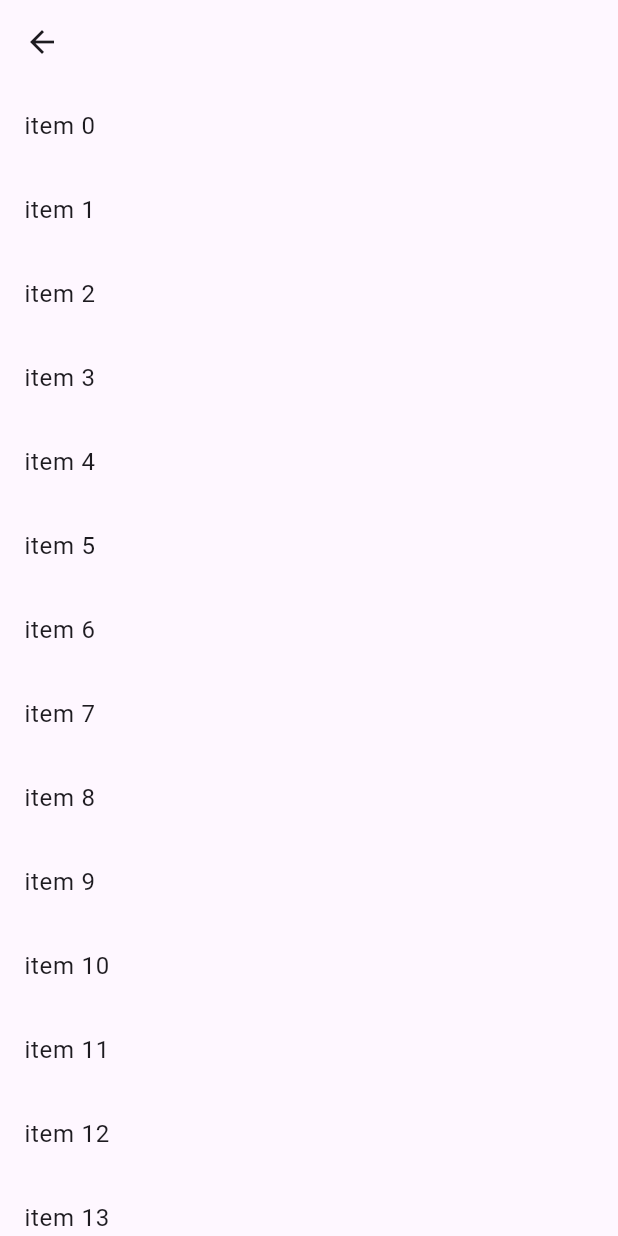
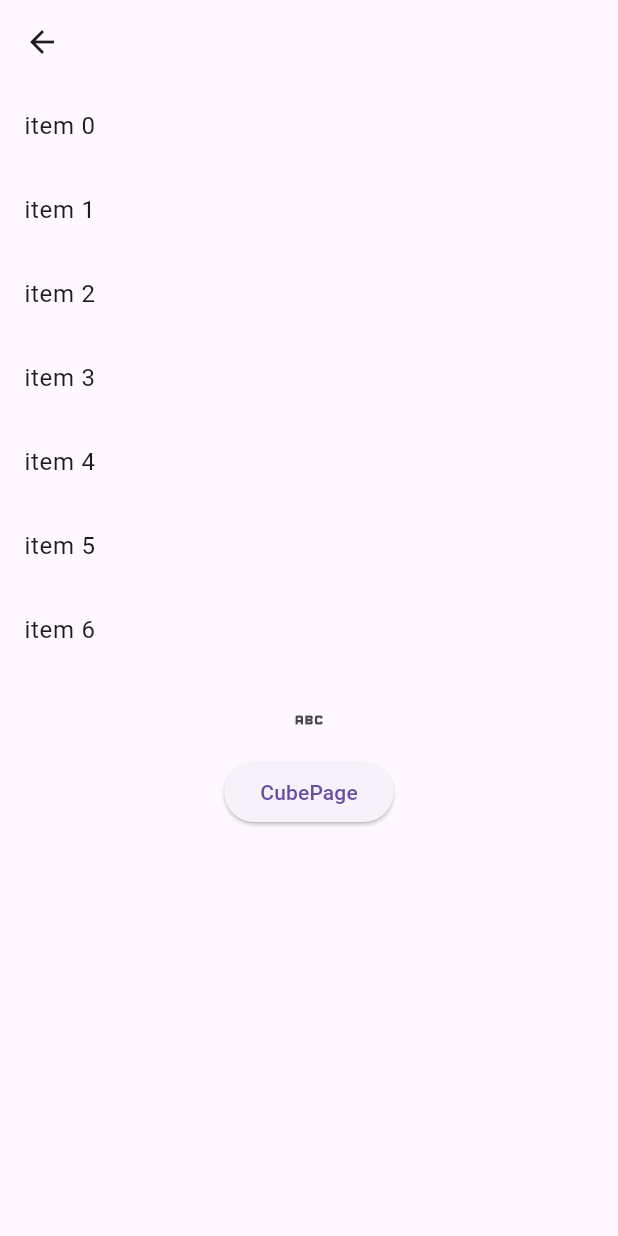
Before and after one commit to VinicioSantosOliveira/masterclass, a Flutter app: the Miscelania screen opened by its route, on a phone screen of 412 x 824 dp. Run offline on Flutter 3.47's test engine with Material 3 defaults, Android fonts, the phone set to English and light mode, and no system bars.

Commit message:
learn flutter

```diff
--- a/lib/aula_miscelania.dart
+++ b/lib/aula_miscelania.dart
@@ -7,7 +7,11 @@ class Miscelania extends StatelessWidget {
   Widget build(BuildContext context) {
     return Scaffold(
       appBar: AppBar(),
-      body: ListView.builder(
+      body: Column(
+        children: [
+          SizedBox(
+            height: 400,
+            child: ListView.builder(
               itemCount: 100,
               itemBuilder: (context, index) {
                 return ListTile(
@@ -15,6 +19,21 @@ class Miscelania extends StatelessWidget {
                 );
               },
             ),
+          ),
+          IconButton(
+            onPressed: () {
+              Navigator.of(context).pop('retornou');
+            },
+            icon: const Icon(Icons.abc_outlined),
+          ),
+          ElevatedButton(
+            onPressed: () {
+              Navigator.of(context).pushNamed('/cube');
+            },
+            child: const Text('CubePage'),
+          ),
+        ],
+      ),
     );
   }
 }
--- a/lib/my_app.dart
+++ b/lib/my_app.dart
@@ -1,5 +1,6 @@
 import 'package:flutter/material.dart';
 import 'package:masterclass/aula_miscelania.dart';
+import 'package:masterclass/cube_page.dart';
 import 'home_page.dart';
 
 class MyApp extends StatelessWidget {
@@ -8,10 +9,11 @@ class MyApp extends StatelessWidget {
   @override
   Widget build(BuildContext context) {
     return MaterialApp(
-      initialRoute: '/',
+      //initialRoute: '/',
       routes: {
         '/': (context) => const HomePage(),
         '/miscelania': (context) => const Miscelania(),
+        '/cube': (context) => const CubePage(),
       },
     );
   }
```
Also changed, not shown: lib/cube_page.dart (+9 -0 lines), lib/home_page.dart (+7 -5 lines). Lines whose indentation alone changed are shown as unchanged.
